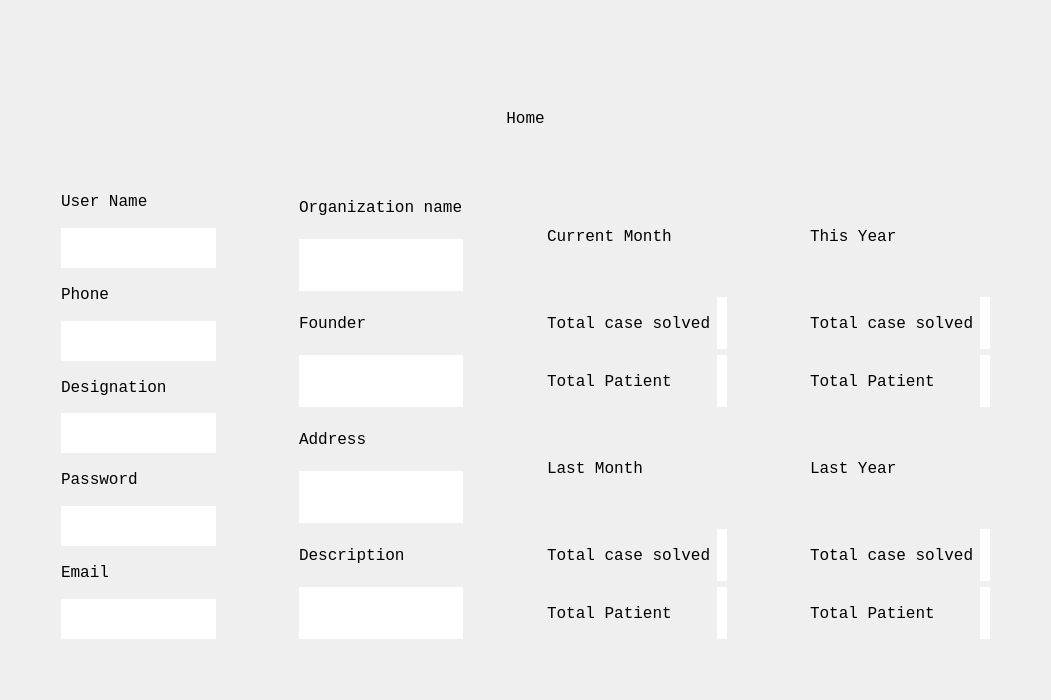
Above: HomeUi.ui from ASNaeem/Simple-VCMS before the change. Below: the same form after it.
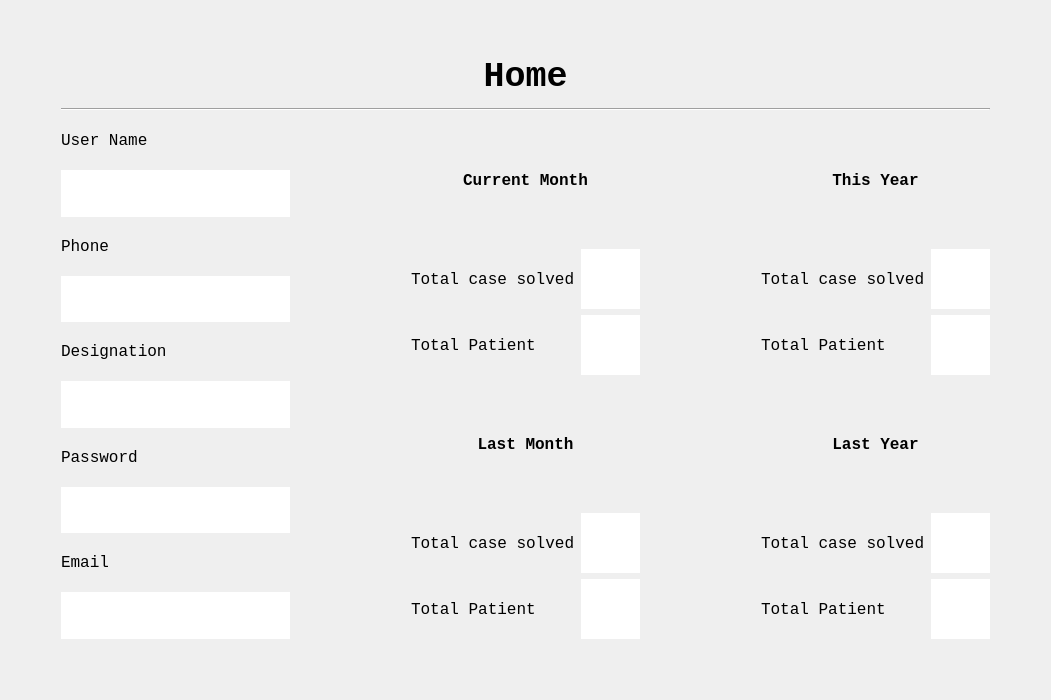
That is the form after the change.

Patch:
```diff
--- a/HomeUi.ui
+++ b/HomeUi.ui
@@ -15,12 +15,12 @@
   </property>
   <layout class="QVBoxLayout" name="verticalLayout_37">
    <item>
-    <layout class="QVBoxLayout" name="verticalLayout_23" stretch="20,80">
+    <layout class="QVBoxLayout" name="verticalLayout_23" stretch="0,0,0,80">
      <property name="leftMargin">
       <number>50</number>
      </property>
      <property name="topMargin">
-      <number>50</number>
+      <number>0</number>
      </property>
      <property name="rightMargin">
       <number>50</number>
@@ -28,14 +28,41 @@
      <property name="bottomMargin">
       <number>50</number>
      </property>
+     <item>
+      <spacer name="verticalSpacer">
+       <property name="orientation">
+        <enum>Qt::Vertical</enum>
+       </property>
+       <property name="sizeHint" stdset="0">
+        <size>
+         <width>20</width>
+         <height>40</height>
+        </size>
+       </property>
+      </spacer>
+     </item>
      <item>
       <layout class="QVBoxLayout" name="verticalLayout">
+       <property name="leftMargin">
+        <number>5</number>
+       </property>
+       <property name="topMargin">
+        <number>5</number>
+       </property>
+       <property name="rightMargin">
+        <number>5</number>
+       </property>
+       <property name="bottomMargin">
+        <number>5</number>
+       </property>
        <item>
         <widget class="QLabel" name="label">
          <property name="font">
           <font>
            <family>Courier New</family>
-           <pointsize>12</pointsize>
+           <pointsize>26</pointsize>
+           <weight>75</weight>
+           <bold>true</bold>
           </font>
          </property>
          <property name="text">
@@ -49,7 +76,14 @@
       </layout>
      </item>
      <item>
-      <layout class="QHBoxLayout" name="horizontalLayout_5" stretch="20,10,20,10,20,10,20">
+      <widget class="Line" name="line">
+       <property name="orientation">
+        <enum>Qt::Horizontal</enum>
+       </property>
+      </widget>
+     </item>
+     <item>
+      <layout class="QHBoxLayout" name="horizontalLayout_5" stretch="20,10,20,10,20">
        <item>
         <layout class="QVBoxLayout" name="verticalLayout_11">
          <item>
@@ -238,161 +272,6 @@
          </property>
         </spacer>
        </item>
-       <item>
-        <layout class="QVBoxLayout" name="verticalLayout_12">
-         <item>
-          <layout class="QVBoxLayout" name="verticalLayout_2">
-           <item>
-            <widget class="QLabel" name="label_2">
-             <property name="font">
-              <font>
-               <family>Courier New</family>
-               <pointsize>12</pointsize>
-              </font>
-             </property>
-             <property name="text">
-              <string>Organization name</string>
-             </property>
-            </widget>
-           </item>
-           <item>
-            <widget class="QLabel" name="label_3">
-             <property name="font">
-              <font>
-               <family>Courier New</family>
-               <pointsize>12</pointsize>
-              </font>
-             </property>
-             <property name="styleSheet">
-              <string notr="true">background-color:rgb(255, 255, 255)</string>
-             </property>
-             <property name="text">
-              <string/>
-             </property>
-            </widget>
-           </item>
-          </layout>
-         </item>
-         <item>
-          <layout class="QVBoxLayout" name="verticalLayout_35">
-           <item>
-            <widget class="QLabel" name="label_25">
-             <property name="font">
-              <font>
-               <family>Courier New</family>
-               <pointsize>12</pointsize>
-              </font>
-             </property>
-             <property name="text">
-              <string>Founder</string>
-             </property>
-            </widget>
-           </item>
-           <item>
-            <widget class="QLabel" name="label_26">
-             <property name="font">
-              <font>
-               <family>Courier New</family>
-               <pointsize>12</pointsize>
-              </font>
-             </property>
-             <property name="styleSheet">
-              <string notr="true">background-color: rgb(255, 255, 255)</string>
-             </property>
-             <property name="text">
-              <string/>
-             </property>
-            </widget>
-           </item>
-          </layout>
-         </item>
-         <item>
-          <layout class="QVBoxLayout" name="verticalLayout_3">
-           <item>
-            <widget class="QLabel" name="label_4">
-             <property name="font">
-              <font>
-               <family>Courier New</family>
-               <pointsize>12</pointsize>
-              </font>
-             </property>
-             <property name="text">
-              <string>Address</string>
-             </property>
-            </widget>
-           </item>
-           <item>
-            <widget class="QLabel" name="label_5">
-             <property name="font">
-              <font>
-               <family>Courier New</family>
-               <pointsize>12</pointsize>
-              </font>
-             </property>
-             <property name="styleSheet">
-              <string notr="true">background-color: rgb(255, 255, 255);</string>
-             </property>
-             <property name="text">
-              <string/>
-             </property>
-            </widget>
-           </item>
-          </layout>
-         </item>
-         <item>
-          <layout class="QVBoxLayout" name="verticalLayout_4">
-           <item>
-            <widget class="QLabel" name="label_6">
-             <property name="font">
-              <font>
-               <family>Courier New</family>
-               <pointsize>12</pointsize>
-              </font>
-             </property>
-             <property name="text">
-              <string>Description</string>
-             </property>
-            </widget>
-           </item>
-           <item>
-            <widget class="QLabel" name="label_7">
-             <property name="font">
-              <font>
-               <family>Courier New</family>
-               <pointsize>12</pointsize>
-              </font>
-             </property>
-             <property name="styleSheet">
-              <string notr="true">background-color:rgb(255, 255, 255)</string>
-             </property>
-             <property name="text">
-              <string/>
-             </property>
-            </widget>
-           </item>
-          </layout>
-         </item>
-        </layout>
-       </item>
-       <item>
-        <spacer name="horizontalSpacer">
-         <property name="font">
-          <font>
-           <family>Courier New</family>
-           <pointsize>12</pointsize>
-          </font>
-         </property>
-         <property name="orientation">
-          <enum>Qt::Horizontal</enum>
-         </property>
-         <property name="sizeHint" stdset="0">
-          <size>
-           <width>40</width>
-           <height>20</height>
-          </size>
-         </property>
-        </spacer>
-       </item>
        <item>
         <layout class="QVBoxLayout" name="verticalLayout_17">
          <item>
@@ -403,15 +282,20 @@
               <font>
                <family>Courier New</family>
                <pointsize>12</pointsize>
+               <weight>75</weight>
+               <bold>true</bold>
               </font>
              </property>
              <property name="text">
               <string>Current Month</string>
              </property>
+             <property name="alignment">
+              <set>Qt::AlignCenter</set>
+             </property>
             </widget>
            </item>
            <item>
-            <layout class="QHBoxLayout" name="horizontalLayout">
+            <layout class="QHBoxLayout" name="horizontalLayout" stretch="7,15">
              <item>
               <layout class="QVBoxLayout" name="verticalLayout_20">
                <item>
@@ -490,15 +374,20 @@
               <font>
                <family>Courier New</family>
                <pointsize>12</pointsize>
+               <weight>75</weight>
+               <bold>true</bold>
               </font>
              </property>
              <property name="text">
               <string>Last Month</string>
              </property>
+             <property name="alignment">
+              <set>Qt::AlignCenter</set>
+             </property>
             </widget>
            </item>
            <item>
-            <layout class="QHBoxLayout" name="horizontalLayout_9">
+            <layout class="QHBoxLayout" name="horizontalLayout_9" stretch="7,15">
              <item>
               <layout class="QVBoxLayout" name="verticalLayout_30">
                <item>
@@ -600,15 +489,20 @@
               <font>
                <family>Courier New</family>
                <pointsize>12</pointsize>
+               <weight>75</weight>
+               <bold>true</bold>
               </font>
              </property>
              <property name="text">
               <string>This Year</string>
              </property>
+             <property name="alignment">
+              <set>Qt::AlignCenter</set>
+             </property>
             </widget>
            </item>
            <item>
-            <layout class="QHBoxLayout" name="horizontalLayout_10">
+            <layout class="QHBoxLayout" name="horizontalLayout_10" stretch="7,15">
              <item>
               <layout class="QVBoxLayout" name="verticalLayout_33">
                <item>
@@ -687,15 +581,20 @@
               <font>
                <family>Courier New</family>
                <pointsize>12</pointsize>
+               <weight>75</weight>
+               <bold>true</bold>
               </font>
              </property>
              <property name="text">
               <string>Last Year</string>
              </property>
+             <property name="alignment">
+              <set>Qt::AlignCenter</set>
+             </property>
             </widget>
            </item>
            <item>
-            <layout class="QHBoxLayout" name="horizontalLayout_2">
+            <layout class="QHBoxLayout" name="horizontalLayout_2" stretch="7,15">
              <item>
               <layout class="QVBoxLayout" name="verticalLayout_21">
                <item>
```
